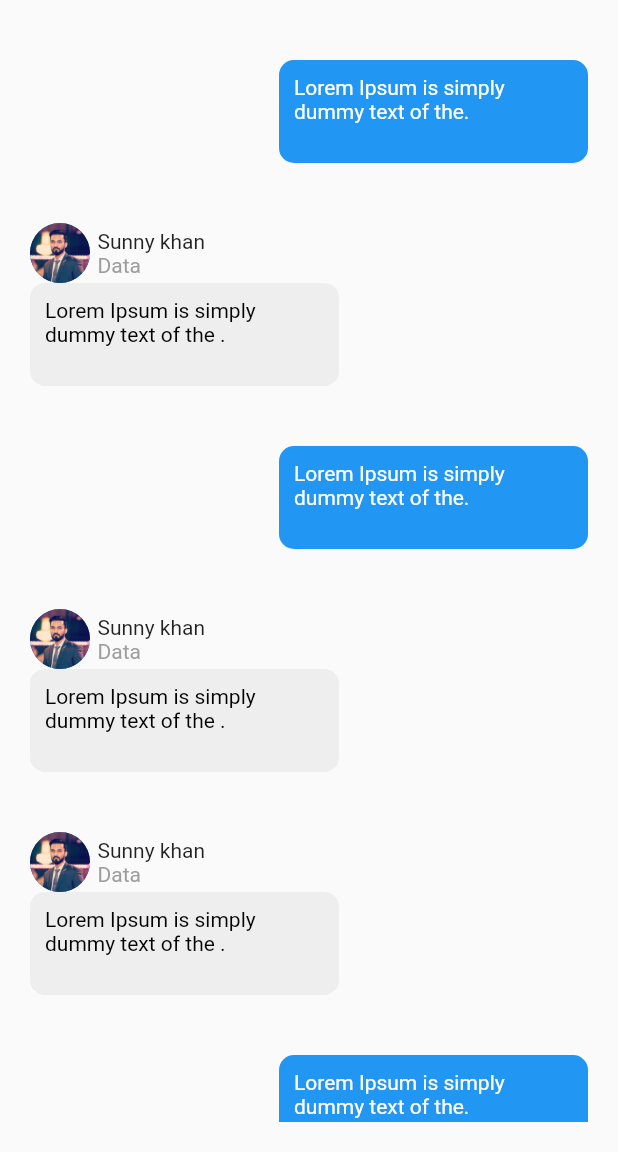
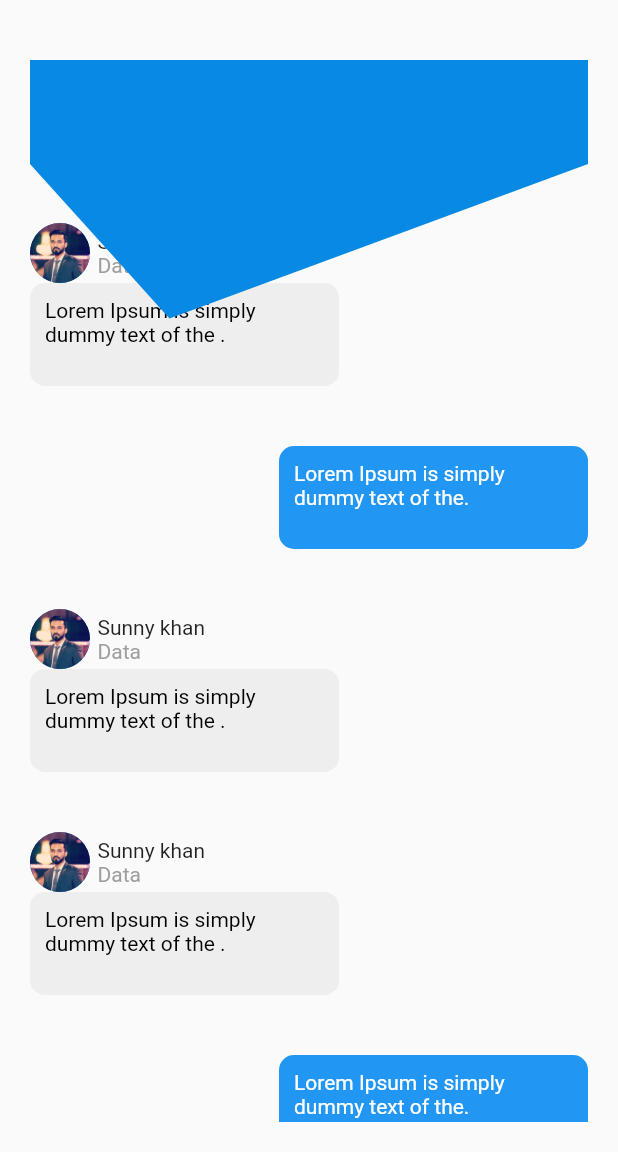
Before and after one commit to imovais/task2_msglobal, a Flutter app: the FirstView screen opened directly, after a tap on "Continue", on a phone screen of 412 x 824 dp, the part 84-1236 px from its top. Run offline on Flutter 3.47's test engine with Material 2 defaults, Android fonts, the phone set to English and light mode, and no system bars; our stand-ins replace get.

Commit message:
CUSTOM SHAPE

```diff
--- a/lib/main.dart
+++ b/lib/main.dart
@@ -1,6 +1,9 @@
 import 'package:flutter/material.dart';
 import 'package:get/get.dart';
 import 'package:task2_msglobal/Screen_First/first_veiw.dart';
+import 'package:task2_msglobal/second_Screen/second_view.dart';
+
+import 'Screen_First/third_screen.dart';
 
 void main() {
   runApp(const MyApp());
@@ -13,7 +16,7 @@ class MyApp extends StatelessWidget {
   Widget build(BuildContext context) {
     return GetMaterialApp(
       debugShowCheckedModeBanner: false,
-      home: FirstView(),
+      home: const SecondView(),
       theme: ThemeData(primarySwatch: Colors.blue),
     );
   }
--- a/lib/second_Screen/second_view.dart
+++ b/lib/second_Screen/second_view.dart
@@ -26,8 +26,11 @@ class SecondView extends StatelessWidget {
         ),
         body: Padding(
           padding: const EdgeInsets.symmetric(horizontal: 20, vertical: 20),
-          child: SingleChildScrollView(
-            physics: const BouncingScrollPhysics(),
+          child: SizedBox(
+            width: size.width,
+            height: size.height,
+            child: Stack(children: [
+              SingleChildScrollView(
                 child: Column(
                   children: [
                     Chatbubble(size: size),
@@ -39,6 +42,18 @@ class SecondView extends StatelessWidget {
                     ChatbubbleLeft(size: size),
                   ],
                 ),
+              ),
+              Padding(
+                padding: const EdgeInsets.only(top: 20),
+                child: CustomPaint(
+                  size: Size(
+                      double.infinity,
+                      size.width /
+                          2), //You can Replace [WIDTH] with your desired width for Custom Paint and height will be calculated automatically
+                  painter: RPSCustomPainter(),
+                ),
+              ),
+            ]),
           ),
         ));
   }
@@ -138,3 +153,33 @@ class ChatbubbleLeft extends StatelessWidget {
     );
   }
 }
+
+class RPSCustomPainter extends CustomPainter {
+  @override
+  void paint(Canvas canvas, Size size) {
+    // Layer 1
+
+    Paint paint_fill_0 = Paint()
+      ..color = const Color.fromARGB(255, 8, 138, 228)
+      ..style = PaintingStyle.fill
+      ..strokeWidth = size.width * 0.00
+      ..strokeCap = StrokeCap.butt
+      ..strokeJoin = StrokeJoin.miter;
+
+    Path path_0 = Path();
+    path_0.moveTo(0, 0);
+    path_0.lineTo(0, size.height * 0.3366667);
+    path_0.lineTo(size.width * 0.2500000, size.height * 0.8366667);
+    path_0.lineTo(size.width, size.height * 0.3366667);
+    path_0.lineTo(size.width, 0);
+    path_0.lineTo(0, 0);
+    path_0.close();
+
+    canvas.drawPath(path_0, paint_fill_0);
+  }
+
+  @override
+  bool shouldRepaint(covariant CustomPainter oldDelegate) {
+    return true;
+  }
+}
```
Also changed, not shown: lib/Screen_First/third_screen.dart (added, +72 -0 lines). Lines whose indentation alone changed are shown as unchanged.
